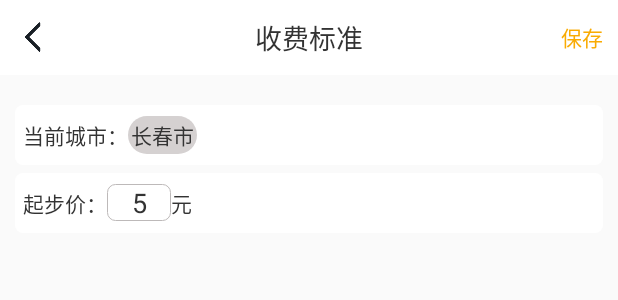
After one commit to WindyLoveCode/TaxiMeter, an Android app: the layout activity_sfbz.xml on its own in the app's theme, with its tools: preview values and no code run, on a phone screen of 412 x 824 dp. The commit adds this screen. Shown: the top 300 px of the screen. Run offline under Robolectric (Android 15) with nearby library versions, the phone set to English and light mode, and no system bars.

```diff
--- a/app/src/main/AndroidManifest.xml
+++ b/app/src/main/AndroidManifest.xml
@@ -32,7 +32,7 @@
         android:theme="@style/AppTheme">
         <activity
             android:name=".activity.MainActivity_"
-            android:theme="@style/DefaultCityPickerTheme"></activity>
+            android:theme="@style/DefaultCityPickerTheme" />
 
         <meta-data
             android:name="com.baidu.lbsapi.API_KEY"
@@ -50,7 +50,9 @@
                 <category android:name="android.intent.category.LAUNCHER" />
             </intent-filter>
         </activity>
-        <activity android:name=".activity.BaseActivity_"></activity>
+        <activity android:name=".activity.BaseActivity_" />
+        <activity android:name=".activity.SetActivity_" />
+        <activity android:name=".activity.SFBZActivity_"></activity>
     </application>
 
 </manifest>
--- /dev/null
+++ b/app/src/main/res/drawable/circle_bg_white_5.xml
@@ -0,0 +1,9 @@
+<?xml version="1.0" encoding="utf-8"?>
+<shape xmlns:android="http://schemas.android.com/apk/res/android">
+    <solid android:color="@color/white" />
+    <corners android:topLeftRadius="5dp"
+        android:topRightRadius="5dp"
+        android:bottomRightRadius="5dp"
+        android:bottomLeftRadius="5dp"/>
+     />
+</shape>
--- /dev/null
+++ b/app/src/main/res/drawable/circle_edit_white_5.xml
@@ -0,0 +1,10 @@
+<?xml version="1.0" encoding="utf-8"?>
+<shape xmlns:android="http://schemas.android.com/apk/res/android">
+    <stroke android:color="@color/gray1" android:width="0.5dp"></stroke>
+    <solid android:color="@color/white" />
+    <corners android:topLeftRadius="5dp"
+        android:topRightRadius="5dp"
+        android:bottomRightRadius="5dp"
+        android:bottomLeftRadius="5dp"/>
+     />
+</shape>
--- a/app/src/main/res/layout/activity_main.xml
+++ b/app/src/main/res/layout/activity_main.xml
@@ -50,7 +50,7 @@
             android:layout_centerVertical="true"
             android:layout_marginLeft="5dp"
             android:padding="3dp"
-            android:background="@drawable/circle_bg_grey"
+            android:background="@drawable/circle_bg_grey_50"
             android:orientation="horizontal">
             <ImageView
                 android:id="@+id/img_main_city"
--- /dev/null
+++ b/app/src/main/res/layout/activity_sfbz.xml
@@ -0,0 +1,102 @@
+<?xml version="1.0" encoding="utf-8"?>
+<LinearLayout xmlns:android="http://schemas.android.com/apk/res/android"
+    xmlns:tools="http://schemas.android.com/tools"
+    android:layout_width="match_parent"
+    android:layout_height="match_parent"
+    android:orientation="vertical"
+    tools:context="com.codewind.taximeter.activity.SFBZActivity">
+    <RelativeLayout
+        android:layout_width="match_parent"
+        android:layout_height="50dp"
+        android:background="@color/white"
+        >
+        <LinearLayout
+            android:id="@+id/layout_sfbz_back"
+            android:layout_width="60dp"
+            android:layout_height="match_parent"
+            android:layout_alignParentLeft="true"
+            android:layout_centerVertical="true"
+            android:gravity="center_vertical"
+            android:orientation="horizontal">
+
+            <ImageView
+                android:id="@+id/img_sfbz_back"
+                android:layout_width="25dp"
+                android:layout_height="25dp"
+                android:layout_marginLeft="10dp"
+                android:src="@drawable/back" />
+        </LinearLayout>
+        <TextView
+            android:layout_width="wrap_content"
+            android:layout_height="wrap_content"
+            android:text="收费标准"
+            android:layout_centerInParent="true"
+            android:textSize="18sp"
+            android:textColor="@color/black"/>
+        <TextView
+            android:id="@+id/text_sfbz_save"
+            android:layout_width="60dp"
+            android:layout_height="match_parent"
+            android:text="保存"
+            android:gravity="right|center_vertical"
+            android:layout_centerVertical="true"
+            android:layout_alignParentRight="true"
+            android:paddingRight="10dp"
+            android:textColor="@color/hand_over_select"/>
+    </RelativeLayout>
+
+    <LinearLayout
+        android:layout_width="match_parent"
+        android:layout_height="40dp"
+        android:layout_marginTop="20dp"
+        android:layout_marginLeft="10dp"
+        android:layout_marginRight="10dp"
+        android:background="@drawable/circle_bg_white_5"
+        android:gravity="center_vertical"
+        android:paddingLeft="5dp"
+        android:orientation="horizontal">
+        <TextView
+            android:text="当前城市："
+            android:layout_width="wrap_content"
+            android:layout_height="wrap_content"
+            android:textColor="@color/black"/>
+        <TextView
+            android:text="长春市"
+            android:layout_width="wrap_content"
+            android:layout_height="wrap_content"
+            android:background="@drawable/circle_bg_grey_50"
+            android:padding="2dp"
+            android:textColor="@color/black"/>
+
+    </LinearLayout>
+    <LinearLayout
+        android:layout_width="match_parent"
+        android:layout_height="40dp"
+        android:layout_marginTop="5dp"
+        android:layout_marginLeft="10dp"
+        android:layout_marginRight="10dp"
+        android:gravity="center_vertical"
+        android:paddingLeft="5dp"
+        android:background="@drawable/circle_bg_white_5"
+        android:orientation="horizontal">
+        <TextView
+            android:text="起步价："
+            android:layout_width="wrap_content"
+            android:layout_height="wrap_content"
+            android:textColor="@color/black"/>
+        <EditText
+            android:text="5"
+            android:layout_width="wrap_content"
+            android:layout_height="wrap_content"
+            android:background="@drawable/circle_edit_white_5"
+            android:gravity="center"
+            android:minEms="2"
+            android:textColor="@color/black"/>
+        <TextView
+            android:text="元"
+            android:layout_width="wrap_content"
+            android:layout_height="wrap_content"
+            android:textColor="@color/black"/>
+    </LinearLayout>
+
+</LinearLayout>
```
Also changed, not shown: app/src/main/java/com/codewind/taximeter/activity/MainActivity.java (+5 -2 lines), app/src/main/java/com/codewind/taximeter/activity/MyApplication.java (+8 -0 lines), app/src/main/java/com/codewind/taximeter/activity/SFBZActivity.java (added, +18 -0 lines), app/src/main/java/com/codewind/taximeter/activity/SetActivity.java (added, +44 -0 lines), app/src/main/res/drawable/circle_bg_white_10.xml (added, +9 -0 lines), app/src/main/res/drawable/circle_edit_white_10.xml (added, +10 -0 lines), app/src/main/res/layout/activity_set.xml (added, +89 -0 lines), app/src/main/res/drawable/back.png (added), app/src/main/res/drawable/circle_bg_grey_50.xml (renamed from app/src/main/res/drawable/circle_bg_grey.xml), app/src/main/res/drawable/go.png (added).
